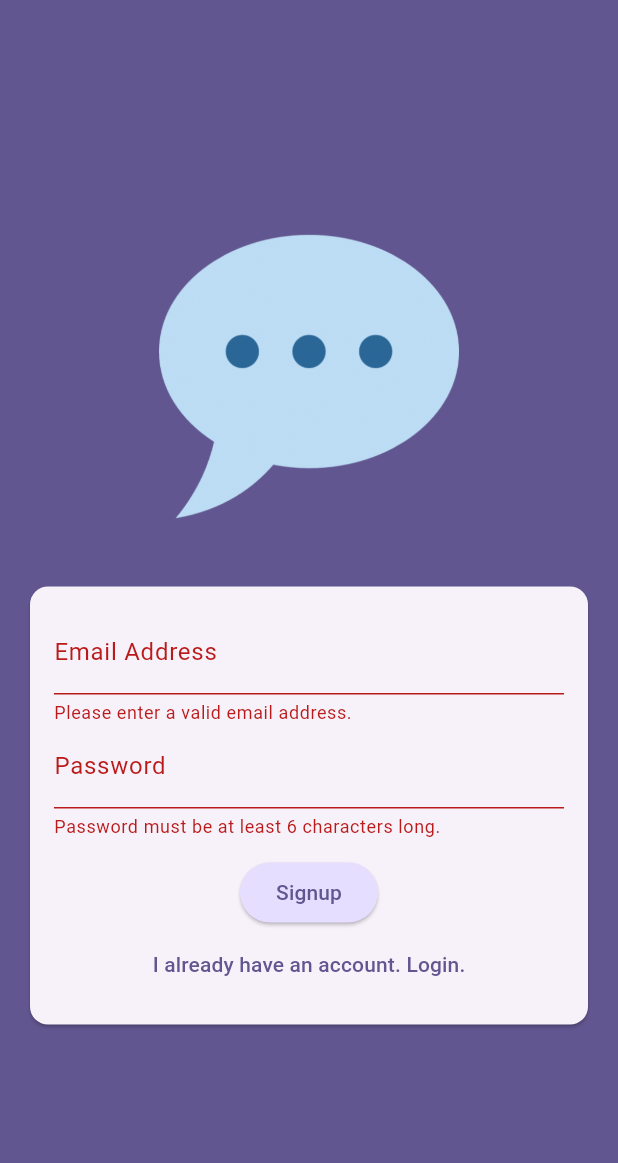
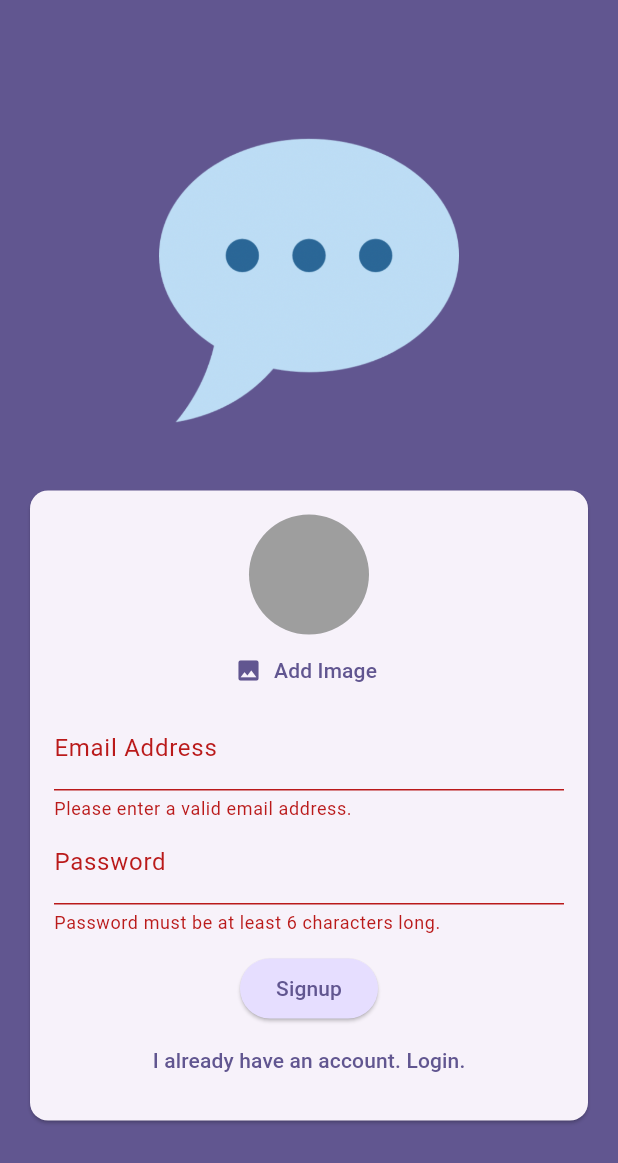
Before and after one commit to LunaBOY65/Chat_App, a Flutter app: the screen it shows after launch, after a tap on "Login", after a tap on "Create an account", on a phone screen of 412 x 824 dp. Shown: the top 1163 px of the screen. Run offline on Flutter 3.47's test engine with Material 3 defaults, Android fonts, the phone set to English and light mode, and no system bars; our stand-ins replace firebase_auth, firebase_core, image_picker; accounts and stored records are empty.

Commit message:
286-287:Using the Image

```diff
--- a/lib/screens/auth.dart
+++ b/lib/screens/auth.dart
@@ -1,5 +1,6 @@
 import 'package:flutter/material.dart';
 import 'package:firebase_auth/firebase_auth.dart';
+import 'package:section14_chatapp/widgets/user_image_picker.dart';
 
 final _firebase = FirebaseAuth.instance;
 
@@ -31,13 +32,11 @@ class _AuthScreenState extends State<AuthScreen> {
           email: _enteredEmail,
           password: _enteredpassword,
         );
-
       } else {
         final userCredentials = await _firebase.createUserWithEmailAndPassword(
           email: _enteredEmail,
           password: _enteredpassword,
         );
-
       }
     } on FirebaseAuthException catch (error) {
       if (error.code == 'email-already-in-use') {
@@ -79,6 +78,7 @@ class _AuthScreenState extends State<AuthScreen> {
                       child: Column(
                         mainAxisSize: MainAxisSize.min,
                         children: [
+                          if (!_isLogin) UserImagePicker(),
                           TextFormField(
                             decoration: const InputDecoration(
                               labelText: 'Email Address',
--- /dev/null
+++ b/lib/widgets/user_image_picker.dart
@@ -0,0 +1,57 @@
+import 'dart:io';
+
+import 'package:flutter/cupertino.dart';
+import 'package:flutter/material.dart';
+import 'package:image_picker/image_picker.dart';
+
+class UserImagePicker extends StatefulWidget {
+  const UserImagePicker({super.key});
+
+  @override
+  State<UserImagePicker> createState() {
+    return _UserImagePickerSate();
+  }
+}
+
+class _UserImagePickerSate extends State<UserImagePicker> {
+  File? _pickedImageFile;
+
+  void _pickImaage() async {
+    final pickedImaeg = await ImagePicker().pickImage(
+      source: ImageSource.camera,
+      imageQuality: 50,
+      maxWidth: 150,
+    );
+
+    if (pickedImaeg == null) {
+      return;
+    }
+
+    setState(() {
+      _pickedImageFile = File(pickedImaeg.path);
+    });
+  }
+
+  @override
+  Widget build(BuildContext context) {
+    return Column(
+      children: [
+        CircleAvatar(
+          radius: 40,
+          backgroundColor: Colors.grey,
+          foregroundImage: _pickedImageFile != null
+              ? FileImage(_pickedImageFile!)
+              : null,
+        ),
+        TextButton.icon(
+          onPressed: _pickImaage,
+          icon: const Icon(Icons.image),
+          label: Text(
+            'Add Image',
+            style: TextStyle(color: Theme.of(context).colorScheme.primary),
+          ),
+        ),
+      ],
+    );
+  }
+}
--- a/pubspec.yaml
+++ b/pubspec.yaml
@@ -36,6 +36,8 @@ dependencies:
   cupertino_icons: ^1.0.8
   firebase_core: ^3.14.0
   firebase_auth: ^5.6.0
+  firebase_storage: ^12.4.7
+  image_picker: ^1.1.2
 
 dev_dependencies:
   flutter_test:
```
Also changed, not shown: pubspec.lock, 5 other files.
